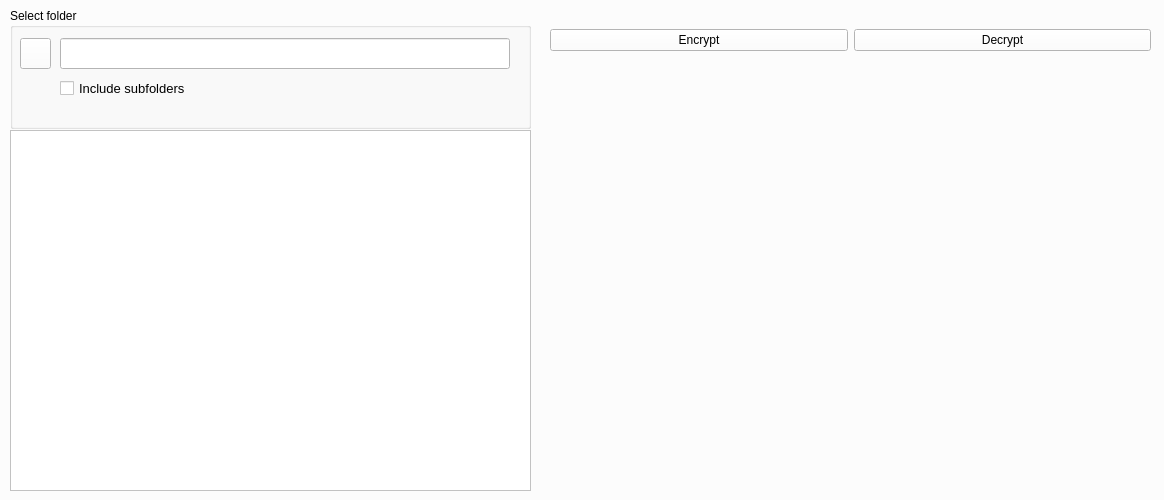
First picture: the form in gui/mainwindow.ui, repository annndruha/SecurePhotos, before the edit.
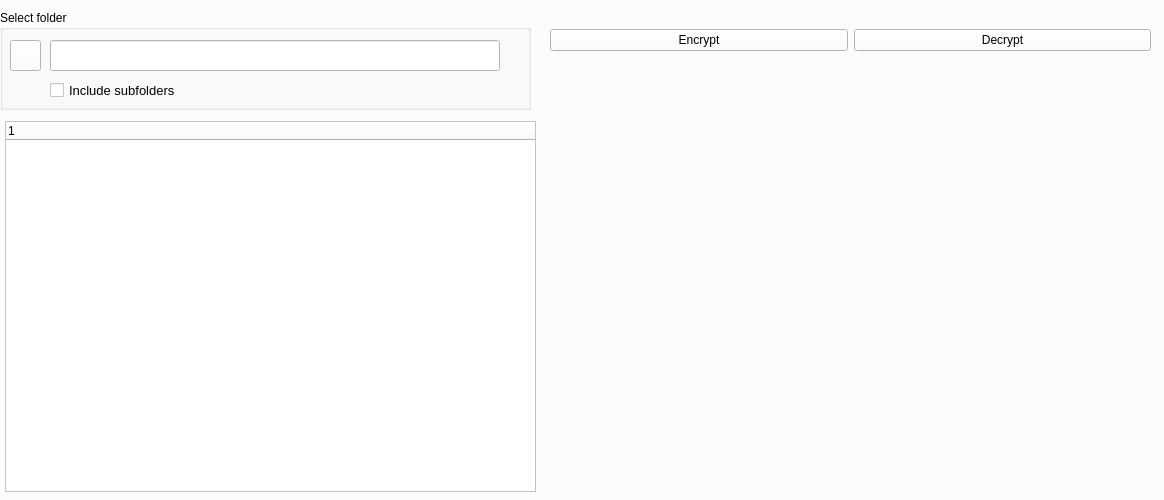
Second picture: the form after the edit. Icons and pictures are not drawn.

What changed in the file:
```diff
--- a/gui/mainwindow.ui
+++ b/gui/mainwindow.ui
@@ -275,10 +275,10 @@
    <widget class="QGroupBox" name="group_file_open">
     <property name="geometry">
      <rect>
-      <x>10</x>
-      <y>8</y>
-      <width>521</width>
-      <height>121</height>
+      <x>0</x>
+      <y>10</y>
+      <width>531</width>
+      <height>100</height>
      </rect>
     </property>
     <property name="minimumSize">
@@ -356,16 +356,6 @@
      </property>
     </widget>
    </widget>
-   <widget class="QTreeView" name="treeView">
-    <property name="geometry">
-     <rect>
-      <x>10</x>
-      <y>130</y>
-      <width>521</width>
-      <height>361</height>
-     </rect>
-    </property>
-   </widget>
    <widget class="QWidget" name="widget_2" native="true">
     <property name="geometry">
      <rect>
@@ -376,6 +366,21 @@
      </rect>
     </property>
    </widget>
+   <widget class="QTreeWidget" name="treeWidget">
+    <property name="geometry">
+     <rect>
+      <x>5</x>
+      <y>121</y>
+      <width>531</width>
+      <height>371</height>
+     </rect>
+    </property>
+    <column>
+     <property name="text">
+      <string notr="true">1</string>
+     </property>
+    </column>
+   </widget>
   </widget>
  </widget>
  <tabstops>
```
